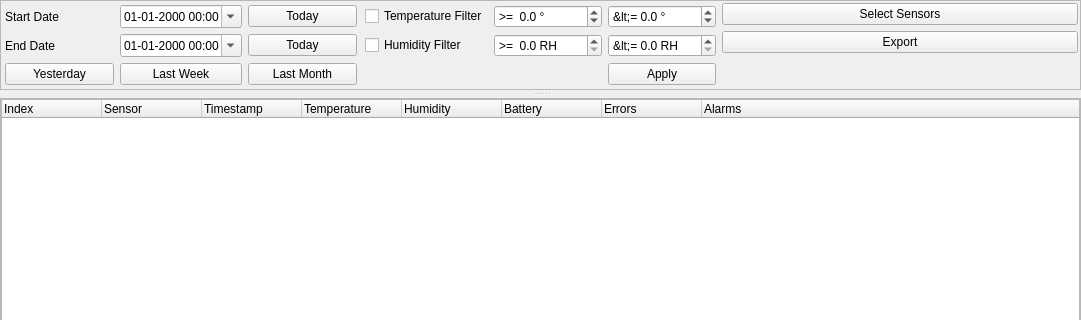
This is manager/src/MeasurementsWidget.ui in porkmarks/sense as Qt 5 draws it before an edit; both pictures show x 0 to 1081 and y 0 to 320 of the 1081 by 1120 pixel window. The edited form follows.
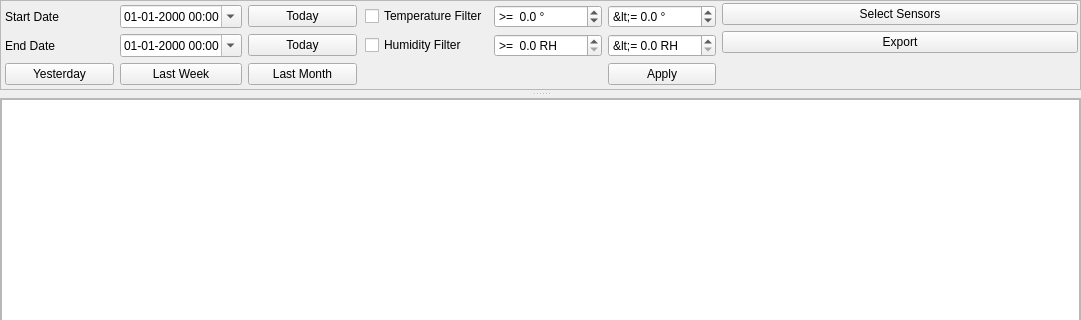
This is the edited form. Icons and pictures are not drawn.

Commit message: Started the DB and measurements widget

Diff of the .ui file:
```diff
--- a/manager/src/MeasurementsWidget.ui
+++ b/manager/src/MeasurementsWidget.ui
@@ -385,48 +385,7 @@
         <number>0</number>
        </property>
        <item>
-        <widget class="QTreeWidget" name="treeWidget">
-         <column>
-          <property name="text">
-           <string>Index</string>
-          </property>
-         </column>
-         <column>
-          <property name="text">
-           <string>Sensor</string>
-          </property>
-         </column>
-         <column>
-          <property name="text">
-           <string>Timestamp</string>
-          </property>
-         </column>
-         <column>
-          <property name="text">
-           <string>Temperature</string>
-          </property>
-         </column>
-         <column>
-          <property name="text">
-           <string>Humidity</string>
-          </property>
-         </column>
-         <column>
-          <property name="text">
-           <string>Battery</string>
-          </property>
-         </column>
-         <column>
-          <property name="text">
-           <string>Errors</string>
-          </property>
-         </column>
-         <column>
-          <property name="text">
-           <string>Alarms</string>
-          </property>
-         </column>
-        </widget>
+        <widget class="QTreeView" name="list"/>
        </item>
       </layout>
      </widget>
```
The commit also changes 14 other files.
